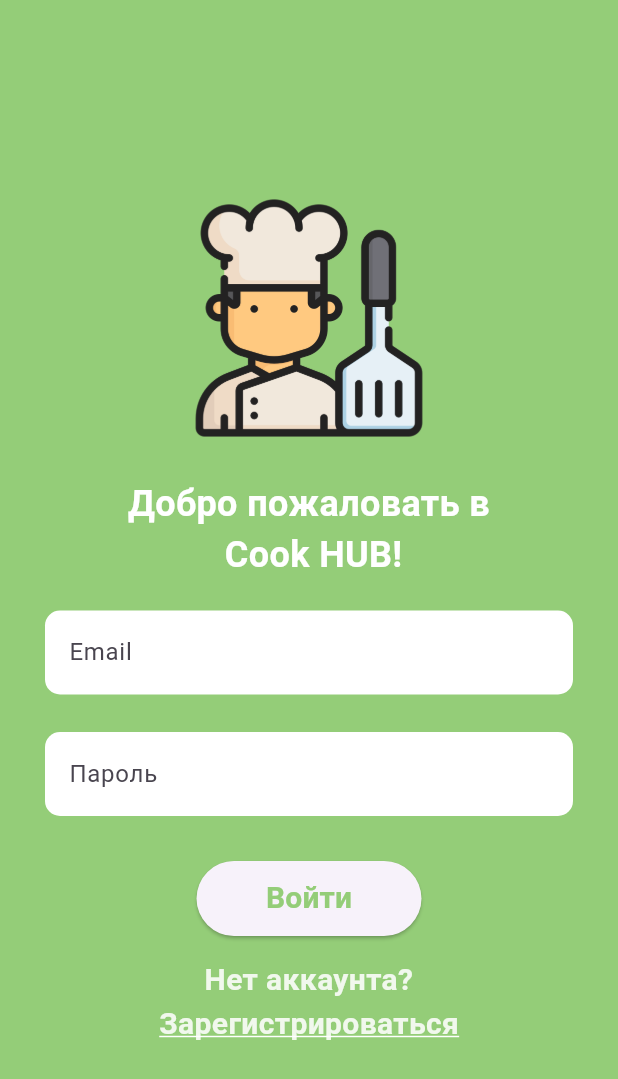
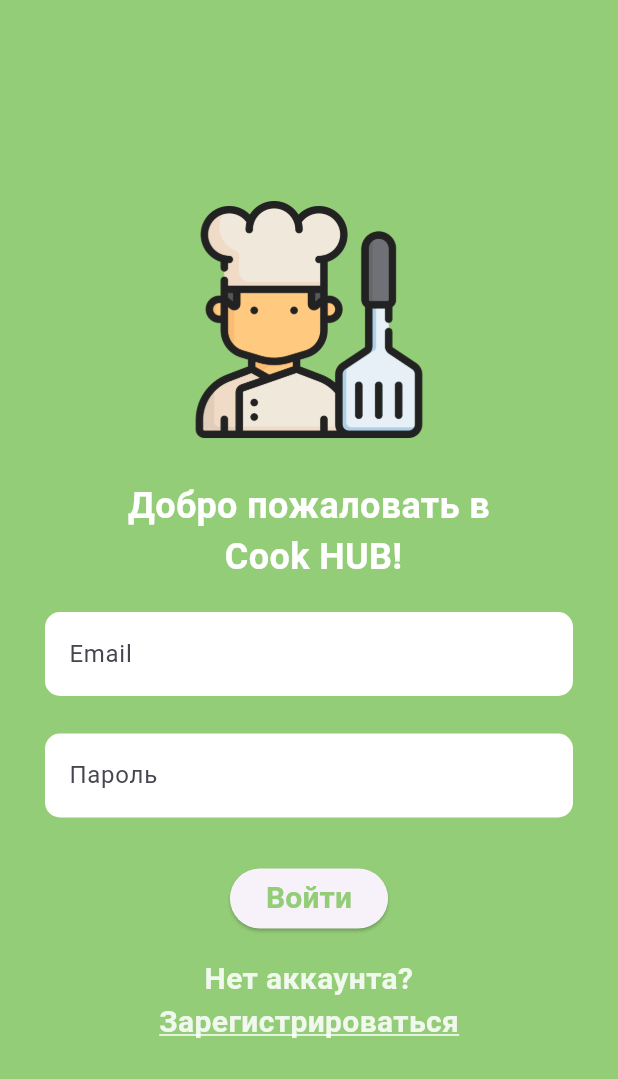
Before and after one commit to aanazhi/CookHub, a Flutter app: the screen it shows after launch, after a tap on "Войти", on a phone screen of 412 x 824 dp. Shown: the top 1079 px of the screen. Run offline on Flutter 3.47's test engine with Material 3 defaults, Android fonts, the phone set to English and light mode, and no system bars; our stand-ins replace pocketbase; network calls fail.

```diff
--- a/lib/enter.dart
+++ b/lib/enter.dart
@@ -2,6 +2,7 @@ import 'package:flutter/material.dart';
 import 'package:pocketbase/pocketbase.dart';
 import 'dart:convert';
 import 'registration.dart';
+import 'pageMain.dart';
 
 
 class MyHomePage extends StatefulWidget {
@@ -18,10 +19,8 @@ class _MyHomePageState extends State<MyHomePage> {
 
 
   Future<bool> authenticateUser(String email, String password) async {
-    final authData = await pb.admins.authWithPassword('admin@itmo.ru', 'qbOVftQaH_DSBSVpa5ISPfUYF3Ut9VRQ');
-    final record = await pb.collection('user').getOne('yaq5v6q44zuxi0r');
-    print(record);
-    return(true);
+    await pb.collection("users").authWithPassword(email, password);
+    return pb.authStore.isValid;
 }
 
 
@@ -29,6 +28,15 @@ class _MyHomePageState extends State<MyHomePage> {
     Navigator.push(
     context,
     MaterialPageRoute(builder: (context) => YourRegistrationPage()),
+    );
+  }
+
+
+    @override
+    void _navigateToMainPage(BuildContext context) {
+    Navigator.push(
+    context,
+    MaterialPageRoute(builder: (context) => MainPage()),
     );
   }
 
@@ -48,7 +56,7 @@ class _MyHomePageState extends State<MyHomePage> {
                 style: TextStyle(
                   fontSize: 24,
                   fontWeight: FontWeight.bold,
-                  color: Colors.white, // Исправлено на стандартный цвет
+                  color: Colors.white,
                 ),
               ),
               Padding(
@@ -90,14 +98,13 @@ class _MyHomePageState extends State<MyHomePage> {
                   _passwordController.text,
                 );
                 if (isAuthenticated) {
-                    print('Успешная аутентификация');
+
+                  _navigateToMainPage(context);
+
                 } else {
                   print('Неверный логин или пароль');
                 }
               },
-                   style: ElevatedButton.styleFrom(
-                     minimumSize: const Size(150, 50),
-                ),
                 child: const Text('Войти',
                 style: TextStyle(
                   fontSize: 20,
--- a/pubspec.yaml
+++ b/pubspec.yaml
@@ -37,7 +37,7 @@ dependencies:
   cupertino_icons: ^1.0.6
   flutter_svg: ^2.0.10+1
   pocketbase: ^0.18.1
-  http: ^0.13.3
+  http: ^1.0.0
 
 
 
```
Also changed, not shown: lib/pageMain.dart (added, +44 -0 lines), lib/registration.dart (+35 -22 lines). Lines whose indentation alone changed are shown as unchanged.
